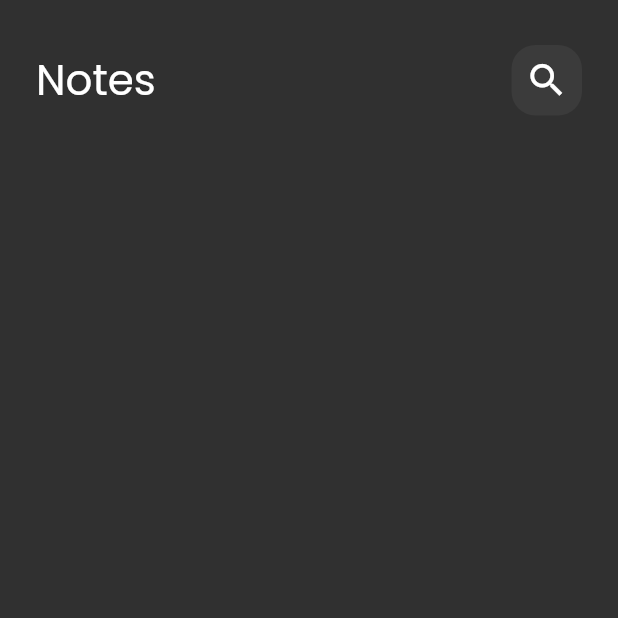
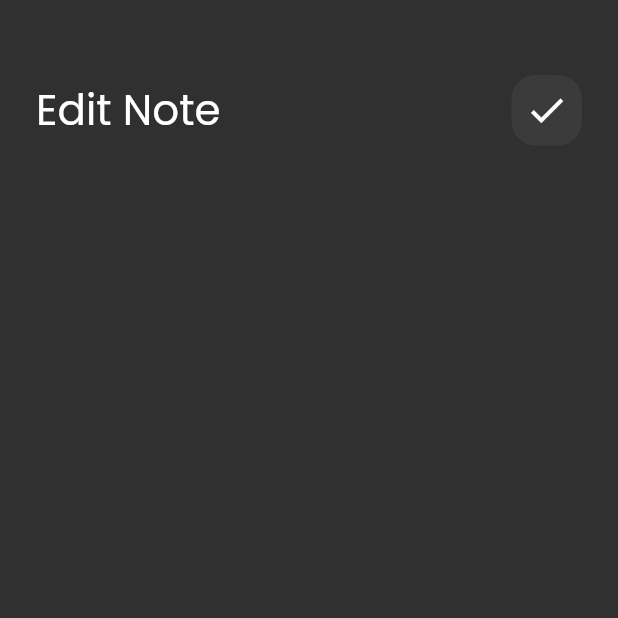
Before and after one commit to hishamkhirllah/notes_app, a Flutter app: the EditNoteView screen opened directly, on a phone screen of 412 x 824 dp, the top half of it. Run offline on Flutter 3.47's test engine with Material 2 defaults, Android fonts, the phone set to English and light mode, and no system bars.

Commit message:
add custom appbar to edit note view

```diff
--- a/lib/views/widgets/custom_appbar.dart
+++ b/lib/views/widgets/custom_appbar.dart
@@ -2,17 +2,21 @@ import 'package:flutter/material.dart';
 import 'package:noteapp/views/widgets/custom_search_icon.dart';
 
 class CustomAppBar extends StatelessWidget {
-  const CustomAppBar({super.key});
+  const CustomAppBar({super.key, required this.title, required this.icon});
+  final String title;
+  final IconData icon;
   @override
   Widget build(BuildContext context) {
-    return const Row(
+    return Row(
+      mainAxisAlignment: MainAxisAlignment.spaceBetween,
       children: [
         Text(
-          'Notes',
-          style: TextStyle(fontSize: 28),
+          title,
+          style: const TextStyle(fontSize: 28),
         ),
-        Spacer(),
-        CustomSearchIcon(),
+        CustomSearchIcon(
+          icon: icon,
+        ),
       ],
     );
   }
--- a/lib/views/widgets/custom_search_icon.dart
+++ b/lib/views/widgets/custom_search_icon.dart
@@ -1,7 +1,8 @@
 import 'package:flutter/material.dart';
 
 class CustomSearchIcon extends StatelessWidget {
-  const CustomSearchIcon({super.key});
+  const CustomSearchIcon({super.key, required this.icon});
+  final IconData icon;
   @override
   Widget build(BuildContext context) {
     return Container(
@@ -10,9 +11,9 @@ class CustomSearchIcon extends StatelessWidget {
       decoration: BoxDecoration(
           color: Colors.white.withOpacity(.05),
           borderRadius: BorderRadius.circular(16)),
-      child: const Center(
+      child: Center(
         child: Icon(
-          Icons.search,
+          icon,
           size: 29,
         ),
       ),
--- a/lib/views/widgets/edit_note_view_body.dart
+++ b/lib/views/widgets/edit_note_view_body.dart
@@ -1,5 +1,6 @@
 import 'package:flutter/material.dart';
-import 'package:noteapp/views/widgets/custom_appbar.dart';
+
+import 'custom_appbar.dart';
 
 class EditNoteViewBody extends StatelessWidget {
   const EditNoteViewBody({super.key});
@@ -10,9 +11,12 @@ class EditNoteViewBody extends StatelessWidget {
       child: Column(
         children: [
           SizedBox(
-            height: 30,
+            height: 50,
           ),
-          CustomAppBar(),
+          CustomAppBar(
+            title: 'Edit Note',
+            icon: Icons.check,
+          ),
         ],
       ),
     );
--- a/lib/views/widgets/notes_view_body.dart
+++ b/lib/views/widgets/notes_view_body.dart
@@ -13,7 +13,10 @@ class NotesViewBody extends StatelessWidget {
           SizedBox(
             height: 30,
           ),
-          CustomAppBar(),
+          CustomAppBar(
+            title: 'Notes',
+            icon: Icons.search,
+          ),
           Expanded(child: NotesListView()),
         ],
       ),
```
